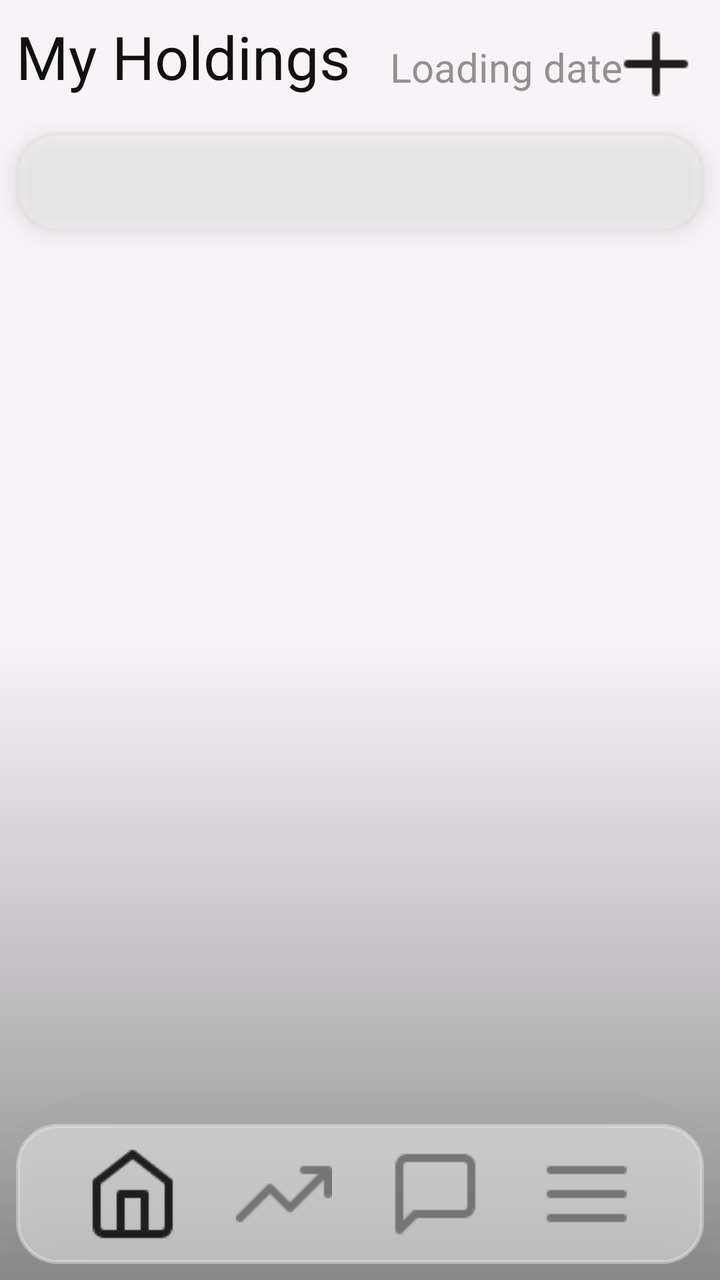
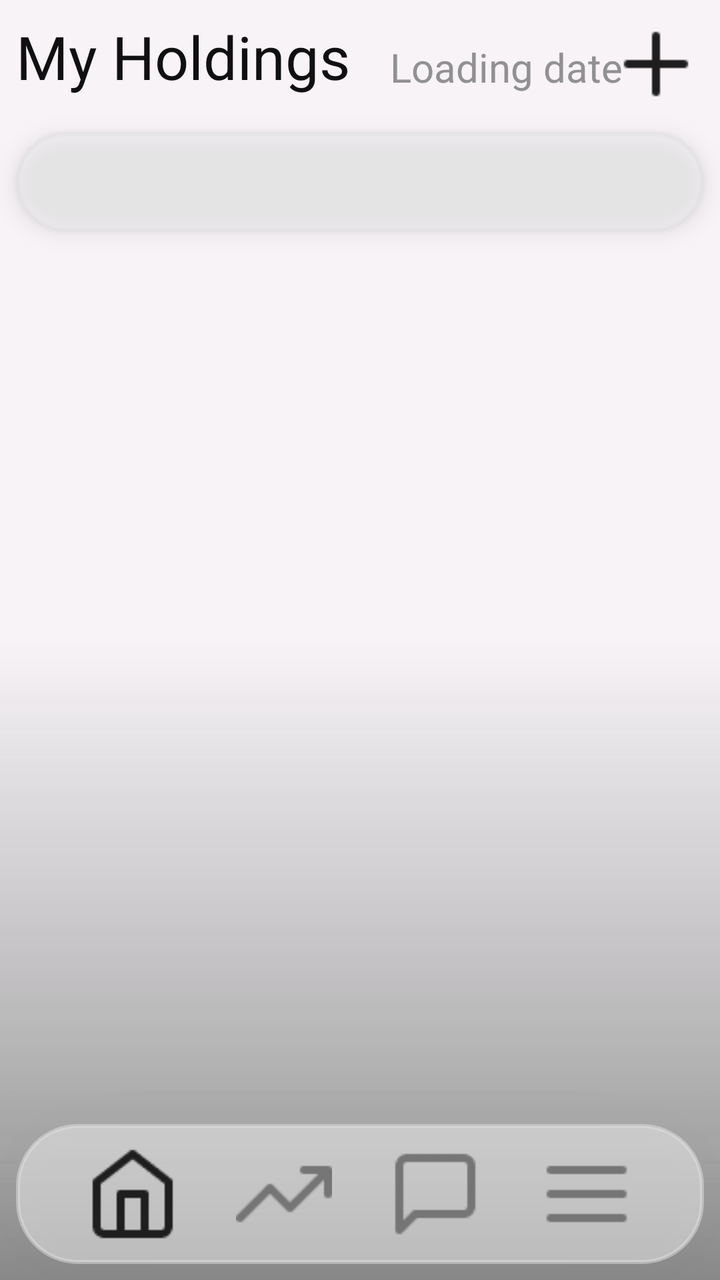

The first picture is an Android layout as it rendered before a commit; the second is the same layout after the commit. The layout source and the unified diff follow.
<!-- AndroidManifest.xml: application theme Theme.Equion -->
<!-- res/layout/activity_myholding.xml -->
<?xml version="1.0" encoding="utf-8"?>
<androidx.constraintlayout.widget.ConstraintLayout xmlns:android="http://schemas.android.com/apk/res/android"
    xmlns:app="http://schemas.android.com/apk/res-auto"
    xmlns:tools="http://schemas.android.com/tools"
    android:id="@+id/main"
    android:layout_width="match_parent"
    android:layout_height="match_parent"
    tools:context=".MyholdingActivity"
    android:background="@drawable/background_gradient">

    <TextView
        android:id="@+id/news_main_title"
        android:layout_width="wrap_content"
        android:layout_height="50dp"
        android:layout_marginStart="8dp"
        android:layout_marginTop="8dp"
        android:text="My Holdings"
        android:textColor="@color/text_color"
        android:textSize="30dp"
        app:layout_constraintStart_toStartOf="parent"
        app:layout_constraintTop_toTopOf="parent" />

    <TextView
        android:id="@+id/myholding_date"
        android:layout_width="wrap_content"
        android:layout_height="wrap_content"
        android:layout_marginStart="20dp"
        android:layout_marginTop="20dp"
        android:text="Loading date"
        android:textColor="@color/button_color"
        android:textSize="20dp"
        app:layout_constraintStart_toEndOf="@+id/news_main_title"
        app:layout_constraintTop_toTopOf="parent" />

    <ImageButton
        android:id="@+id/myholding_add_button"
        android:layout_width="48dp"
        android:layout_height="48dp"
        android:layout_marginTop="8dp"
        android:layout_marginEnd="8dp"
        android:background="@drawable/ripple_effect"

        android:src="@drawable/plus"
        app:layout_constraintEnd_toEndOf="parent"
        app:layout_constraintTop_toTopOf="parent">

    </ImageButton>

    <androidx.constraintlayout.widget.ConstraintLayout
        android:id="@+id/myholding_overall_info_bar"
        android:layout_width="0dp"
        android:layout_height="50dp"
        android:layout_marginStart="8dp"
        android:layout_marginTop="8dp"
        android:layout_marginEnd="8dp"
        android:background="@drawable/view_background"
        android:elevation="6dp"
        app:layout_constraintEnd_toEndOf="parent"
        app:layout_constraintStart_toStartOf="parent"
        app:layout_constraintTop_toBottomOf="@id/news_main_title">

        <HorizontalScrollView
            android:id="@+id/market_scroll_view"
            android:layout_width="0dp"
            android:layout_height="match_parent"
            android:layout_marginStart="8dp"
            android:layout_marginEnd="8dp"
            android:scrollbars="none"
            app:layout_constraintStart_toStartOf="parent"
            app:layout_constraintEnd_toEndOf="parent"
            app:layout_constraintTop_toTopOf="parent"
            app:layout_constraintBottom_toBottomOf="parent">

            <LinearLayout
                android:id="@+id/market_info_container"
                android:layout_width="wrap_content"
                android:layout_height="match_parent"
                android:orientation="horizontal"
                android:gravity="center_vertical"
                android:paddingStart="8dp"
                android:paddingEnd="8dp" />
        </HorizontalScrollView>

    </androidx.constraintlayout.widget.ConstraintLayout>

    <androidx.recyclerview.widget.RecyclerView
        android:id="@+id/myholding_list"
        android:layout_width="0dp"
        android:layout_height="0dp"
        android:layout_marginStart="16dp"
        android:layout_marginEnd="16dp"
        android:divider="@color/button_color"
        android:dividerHeight="2dp"
        app:layout_constraintBottom_toTopOf="@+id/news_navbar_layout"
        app:layout_constraintEnd_toEndOf="parent"
        app:layout_constraintStart_toStartOf="parent"
        app:layout_constraintTop_toBottomOf="@id/myholding_overall_info_bar" />

    <LinearLayout
        android:id="@+id/news_navbar_layout"
        android:layout_width="match_parent"
        android:layout_height="70dp"
        android:layout_alignParentBottom="true"
        android:layout_gravity="bottom"
        android:layout_marginStart="8dp"
        android:layout_marginEnd="8dp"
        android:layout_marginBottom="8dp"
        android:background="@drawable/view_background"
        android:elevation="50dp"
        android:gravity="center"
        android:orientation="horizontal"
        android:paddingHorizontal="8dp"
        android:translationZ="16dp"
        app:layout_constraintBottom_toBottomOf="parent"
        app:layout_constraintEnd_toEndOf="parent"
        app:layout_constraintStart_toStartOf="parent">

        <Space
            android:layout_width="0dp"
            android:layout_height="0dp"
            android:layout_weight="1" />

        <ImageButton
            android:id="@+id/myholding_home_button"
            android:layout_width="50dp"
            android:layout_height="50dp"
            android:background="@drawable/ripple_effect"
            android:scaleType="centerInside"
            android:src="@drawable/homeselected" />

        <Space
            android:layout_width="0dp"
            android:layout_height="0dp"
            android:layout_weight="1" />

        <ImageButton
            android:id="@+id/myholding_news_button"
            android:layout_width="50dp"
            android:layout_height="50dp"
            android:background="@drawable/ripple_effect"
            android:scaleType="centerInside"
            android:src="@drawable/news" />

        <Space
            android:layout_width="0dp"
            android:layout_height="0dp"
            android:layout_weight="1" />

        <ImageButton
            android:id="@+id/myholding_chat_button"
            android:layout_width="50dp"
            android:layout_height="50dp"
            android:background="@drawable/ripple_effect"
            android:scaleType="centerInside"
            android:src="@drawable/chat" />

        <Space
            android:layout_width="0dp"
            android:layout_height="0dp"
            android:layout_weight="1" />

        <ImageButton
            android:id="@+id/myholding_menu_button"
            android:layout_width="50dp"
            android:layout_height="50dp"
            android:background="@drawable/ripple_effect"
            android:scaleType="centerInside"
            android:src="@drawable/menu" />

        <Space
            android:layout_width="0dp"
            android:layout_height="0dp"
            android:layout_weight="1" />

    </LinearLayout>





</androidx.constraintlayout.widget.ConstraintLayout>
<!-- resources referenced by this layout -->
<resources>
  <color name="button_color">#919191</color>
  <color name="text_color">#101010</color>
  <!-- drawable background_gradient (drawable) -->
  <shape xmlns:android="http://schemas.android.com/apk/res/android" android:shape="rectangle" >
      <gradient
          android:startColor="@color/button_color"
          android:centerColor="@color/ui_background"
          android:endColor="@color/ui_background"
          android:angle="90"
          />
      <corners
          android:radius="0dp"/>
  
  
  </shape>
  <!-- drawable chat: png bitmap (drawable, 487 bytes) -->
  <!-- drawable homeselected: png bitmap (drawable, 812 bytes) -->
  <!-- drawable menu: png bitmap (drawable, 239 bytes) -->
  <!-- drawable news: png bitmap (drawable, 499 bytes) -->
  <!-- drawable plus: png bitmap (drawable, 321 bytes) -->
  <!-- drawable ripple_effect (drawable) -->
  <?xml version="1.0" encoding="utf-8"?>
  <ripple xmlns:android="http://schemas.android.com/apk/res/android"
      android:color="@color/button_color">
      <item android:id="@android:id/mask">
          <shape android:shape="rectangle">
              <solid android:color="@android:color/white" />
          </shape>
      </item>
  </ripple>
  <!-- drawable view_background (drawable) -->
  <?xml version="1.0" encoding="utf-8"?>
  <shape xmlns:android="http://schemas.android.com/apk/res/android">
      <solid android:color="@color/ui_background"/>
      <stroke android:width="2dp" android:color="#80E1E1E1"/>
      <padding android:left="0dp" android:top="2dp" android:right="2dp" android:bottom="2dp"/>
      <corners android:radius="20dp"/> 
  </shape>
  <style name="Theme.Equion" parent="Base.Theme.Equion" />
  <color name="ui_background">#80EFEFEF</color>
  <style name="Base.Theme.Equion" parent="Theme.Material3.DayNight.NoActionBar">
          
          
          <item name="android:windowLightStatusBar">true</item>
          <item name="colorControlHighlight">@android:color/transparent</item>
      </style>
</resources>

<!-- the commit's change to res/layout/activity_myholding.xml (unified diff, before → after) -->
@@ -93,8 +93,10 @@
         android:dividerHeight="2dp"
         app:layout_constraintBottom_toTopOf="@+id/news_navbar_layout"
         app:layout_constraintEnd_toEndOf="parent"
+        app:layout_constraintHorizontal_bias="0.0"
         app:layout_constraintStart_toStartOf="parent"
-        app:layout_constraintTop_toBottomOf="@id/myholding_overall_info_bar" />
+        app:layout_constraintTop_toBottomOf="@id/myholding_overall_info_bar"
+        app:layout_constraintVertical_bias="1.0" />
 
     <LinearLayout
         android:id="@+id/news_navbar_layout"
<!-- resource entries referenced after the edit -->
@@ -36,7 +36,7 @@
       <solid android:color="@color/ui_background"/>
       <stroke android:width="2dp" android:color="#80E1E1E1"/>
       <padding android:left="0dp" android:top="2dp" android:right="2dp" android:bottom="2dp"/>
-      <corners android:radius="20dp"/> 
+      <corners android:radius="30dp"/> 
   </shape>
   <style name="Theme.Equion" parent="Base.Theme.Equion" />
   <color name="ui_background">#80EFEFEF</color>
